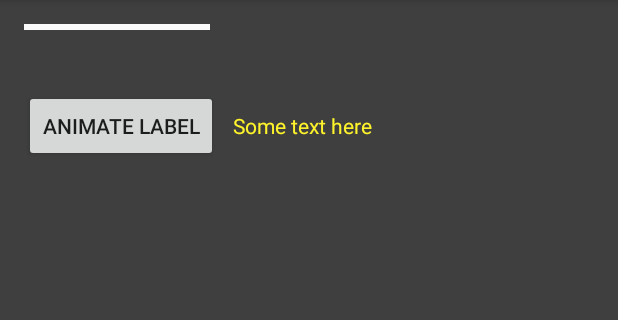
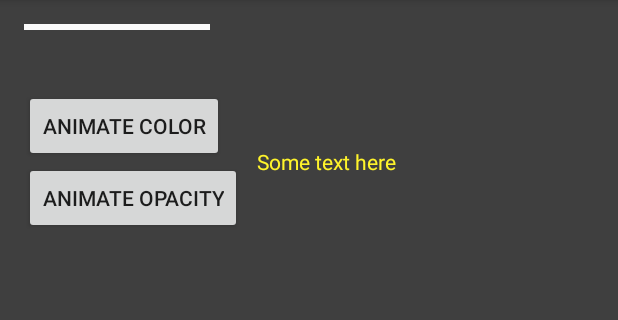
Before and after one commit to vladoatanasov/ViewAnimations, an Android app: the screen it shows after launch (MainActivity), on a phone screen of 412 x 824 dp, the part 84-404 px from its top. Run offline under Robolectric (Android 15) with nearby library versions, the phone set to English and light mode, and no system bars; our stand-ins replace ButterKnife.

Commit message:
Added opacity animator

```diff
--- a/app/src/main/res/layout/activity_main.xml
+++ b/app/src/main/res/layout/activity_main.xml
@@ -23,11 +23,24 @@
         android:orientation="horizontal"
         android:layout_marginTop="40dp">
 
-        <Button
+        <LinearLayout
             android:layout_width="wrap_content"
             android:layout_height="wrap_content"
-            android:text="Animate label"
-            android:id="@+id/animate_label_btn" />
+            android:orientation="vertical">
+
+            <Button
+                android:layout_width="wrap_content"
+                android:layout_height="wrap_content"
+                android:text="Animate color"
+                android:id="@+id/animate_color_btn" />
+
+            <Button
+                android:layout_width="wrap_content"
+                android:layout_height="wrap_content"
+                android:text="Animate opacity"
+                android:id="@+id/animate_opacity_btn" />
+        </LinearLayout>
+
 
         <TextView
             android:layout_width="wrap_content"
@@ -35,6 +48,7 @@
             android:text="Some text here"
             android:layout_marginLeft="10dp"
             android:textColor="#fffff42b"
+            android:layout_gravity="center"
             android:id="@+id/label" />
     </LinearLayout>
 
```
Also changed, not shown: app/src/main/java/atanasov/com/viewanimations/MainActivity.java (+23 -5 lines), app/src/main/java/atanasov/com/viewanimations/ViewAnimator.java (+18 -0 lines).
